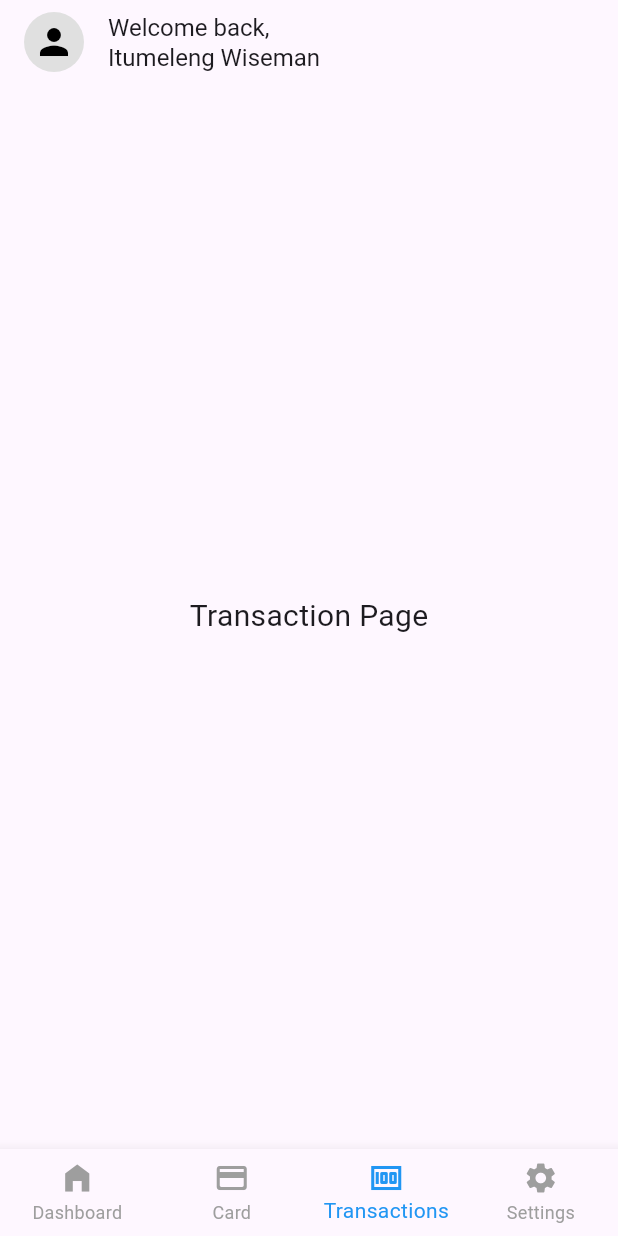
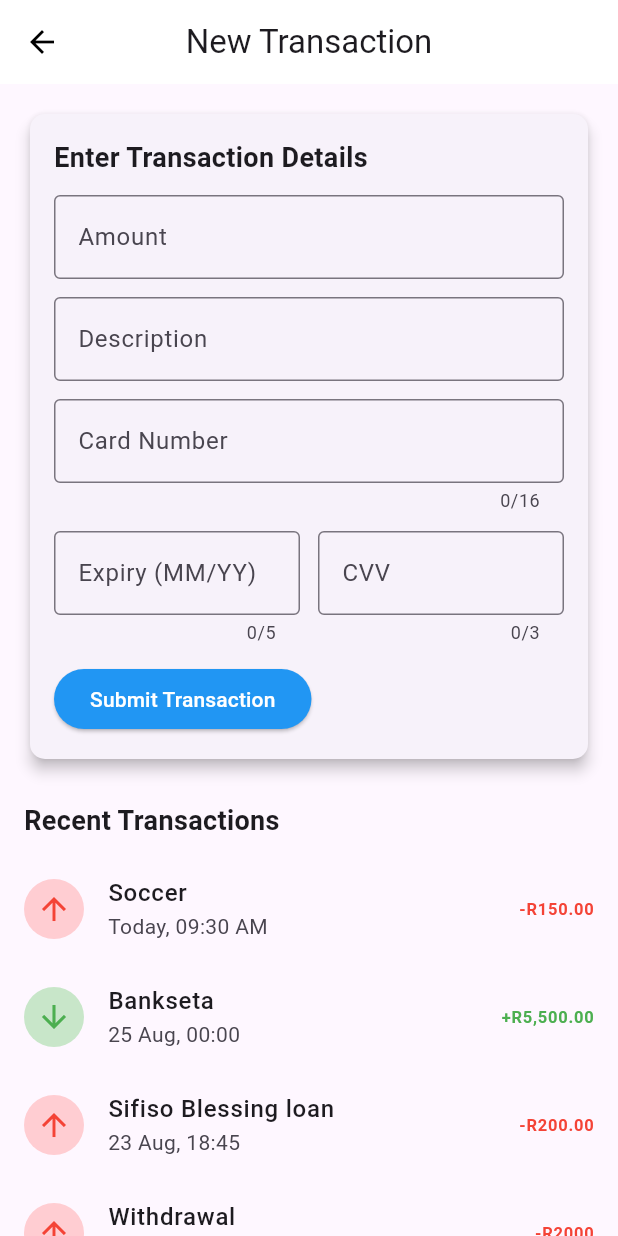
Before and after one commit to SifisoBlessingDuba/WiseBank-Frontend-, a Flutter app: the screen it shows after launch, item 3 of the bottom bar chosen, on a phone screen of 412 x 824 dp. Run offline on Flutter 3.47's test engine with Material 3 defaults, Android fonts, the phone set to English and light mode, and no system bars; our stand-ins replace flutter_dash.

Commit message:
work is done

```diff
--- a/lib/Profile.dart
+++ b/lib/Profile.dart
@@ -1,5 +1,6 @@
 import 'package:flutter/material.dart';
 import 'package:flutter_dash/flutter_dash.dart';
+import 'package:wisebank_frontend/notifications.dart';
 import 'personal-infomation.dart';
 import 'settings_page.dart';
 
@@ -81,7 +82,14 @@ class Profile extends StatelessWidget {
               context,
               icon: Icons.notifications,
               title: "Notifications",
-              onTap: () {},
+              onTap: () {
+                Navigator.push(
+                  context,
+                  MaterialPageRoute(
+                      builder: (context) => const NotificationsPage()),
+                );
+
+              },
             ),
             buildProfileCard(
               context,
--- a/lib/dashboard.dart
+++ b/lib/dashboard.dart
@@ -2,6 +2,7 @@ import 'package:flutter/material.dart';
 import 'Profile.dart';
 import 'settings_page.dart';
 import 'cards.dart';
+import 'transaction.dart';
 
 class Dashboard extends StatefulWidget {
   const Dashboard({super.key});
@@ -33,6 +34,12 @@ class _DashboardState extends State<Dashboard> {
       Navigator.push(
         context,
         MaterialPageRoute(builder: (context) => const CardsPage()),
+      );
+    }else if (index == 2) {
+      // Transactions tapped
+      Navigator.push(
+        context,
+        MaterialPageRoute(builder: (context) => const TransactionPage()),
       );
     }else{
       setState(() {
@@ -69,7 +76,7 @@ class _DashboardState extends State<Dashboard> {
       body: _pages[_selectedIndex],
       bottomNavigationBar: BottomNavigationBar(
         type: BottomNavigationBarType.fixed,
-        currentIndex: _selectedIndex > 2 ? 0 : _selectedIndex, // reset index for Settings/Profile
+        currentIndex: _selectedIndex > 1 ? 0 : _selectedIndex, // reset index for Settings/Profile
         onTap: _onItemTapped,
         selectedItemColor: Colors.blue,
         unselectedItemColor: Colors.grey,
@@ -226,12 +233,12 @@ class CardPage extends StatelessWidget {
   }
 }
 
-class TransactionPage extends StatelessWidget {
-  const TransactionPage({super.key});
-  @override
-  Widget build(BuildContext context) {
-    return const Center(
-      child: Text('Transaction Page', style: TextStyle(fontSize: 20)),
-    );
-  }
-}
+// class TransactionPage extends StatelessWidget {
+//   const TransactionPage({super.key});
+//   @override
+//   Widget build(BuildContext context) {
+//     return const Center(
+//       child: Text('Transaction Page', style: TextStyle(fontSize: 20)),
+//     );
+//   }
+// }
--- /dev/null
+++ b/lib/notifications.dart
@@ -0,0 +1,60 @@
+import 'package:flutter/material.dart';
+
+class NotificationsPage extends StatefulWidget {
+  const NotificationsPage({super.key});
+
+  @override
+  State<NotificationsPage> createState() => _NotificationsPageState();
+}
+
+class _NotificationsPageState extends State<NotificationsPage> {
+  // Sample notification data
+  final List<Map<String, dynamic>> notifications = [
+    {"id": 1, "message": "Your payment of R50 was successful.", "date": "28-Aug-2025 14:30", "read": false},
+    {"id": 2, "message": "New deposit of R2000 received.", "date": "27-Aug-2025 09:15", "read": true},
+    {"id": 3, "message": "Low balance alert: R10 remaining.", "date": "26-Aug-2025 18:45", "read": false},
+    {"id": 4, "message": "Bill payment of R120 completed.", "date": "25-Aug-2025 10:00", "read": true},
+    {"id": 5, "message": "Transfer to John Doe: R300.", "date": "24-Aug-2025 13:20", "read": false},
+    {"id": 6, "message": "Interest credited: R45.50.", "date": "23-Aug-2025 08:50", "read": true},
+    {"id": 7, "message": "New account statement available.", "date": "22-Aug-2025 16:10", "read": false},
+    {"id": 8, "message": "Withdrawal of R500 processed.", "date": "21-Aug-2025 11:30", "read": true},
+    {"id": 9, "message": "Account upgrade approved.", "date": "18-Aug-2025 15:25", "read": false},
+    {"id": 10, "message": "Transaction dispute filed.", "date": "16-Aug-2025 10:50", "read": true},
+    {"id": 11, "message": "Security alert detected.", "date": "14-Aug-2025 13:40", "read": false},
+    {"id": 12, "message": "Payment reminder: R75 due.", "date": "20-Jul-2025 14:00", "read": true},
+    {"id": 13, "message": "Deposit of R1500 confirmed.", "date": "19-Jul-2025 09:45", "read": false},
+    {"id": 14, "message": "Overdraft limit increased.", "date": "17-Jul-2025 12:15", "read": true},
+    {"id": 15, "message": "Loan payment due: R200.", "date": "15-Jul-2025 17:30", "read": false},
+  ];
+
+  @override
+  Widget build(BuildContext context) {
+    return Scaffold(
+      appBar: AppBar(
+        title: const Text('Notifications'),
+        centerTitle: true,
+      ),
+      body: Padding(
+        padding: const EdgeInsets.all(8.0),
+        child: ListView.builder(
+          itemCount: notifications.length,
+          itemBuilder: (context, index) {
+            final notification = notifications[index];
+            return Card(
+              color: notification["read"] ? Colors.grey[200] : Colors.white,
+              child: ListTile(
+                leading: Icon(
+                  Icons.notifications,
+                  color: notification["read"] ? Colors.grey : Colors.blue,
+                ),
+                title: Text(notification["message"]),
+                subtitle: Text(notification["date"]),
+                trailing: notification["read"] ? const Text("Read") : const Text("New"),
+              ),
+            );
+          },
+        ),
+      ),
+    );
+  }
+}
--- /dev/null
+++ b/lib/transaction.dart
@@ -0,0 +1,249 @@
+import 'package:flutter/material.dart';
+import 'package:intl/intl.dart';
+// Transaction model
+class Transaction {
+  final String title;
+  final String amount;
+  final String date;
+  final bool isIncome;
+
+  Transaction({
+    required this.title,
+    required this.amount,
+    required this.date,
+    required this.isIncome,
+  });
+}
+
+class TransactionPage extends StatefulWidget {
+  const TransactionPage({super.key});
+
+  @override
+  State<TransactionPage> createState() => _TransactionPageState();
+}
+
+class _TransactionPageState extends State<TransactionPage> {
+  final TextEditingController amountController = TextEditingController();
+  final TextEditingController descriptionController = TextEditingController();
+  final TextEditingController cardNumberController = TextEditingController();
+  final TextEditingController expiryController = TextEditingController();
+  final TextEditingController cvvController = TextEditingController();
+
+  // Store transactions here
+  List<Transaction> transactions = [
+    Transaction(
+        title: "Soccer",
+        amount: "-R150.00",
+        date: "Today, 09:30 AM",
+        isIncome: false),
+    Transaction(
+        title: "Bankseta",
+        amount: "+R5,500.00",
+        date: "25 Aug, 00:00",
+        isIncome: true),
+    Transaction(
+        title: "Sifiso Blessing loan",
+        amount: "-R200.00",
+        date: "23 Aug, 18:45",
+        isIncome: false),
+    Transaction(
+        title: "Withdrawal",
+        amount: "-R2000",
+        date: "21 Aug, 12:32",
+        isIncome: false),
+    Transaction(
+        title: "Salary Deposit",
+        amount: "+R8,500.00",
+        date: "1 Aug, 12:00",
+        isIncome: true),
+  ];
+
+  @override
+  Widget build(BuildContext context) {
+    return Scaffold(
+      appBar: AppBar(
+        title: Text("New Transaction"),
+        centerTitle: true,
+        backgroundColor: Colors.white,
+        leading: IconButton(
+          icon: Icon(Icons.arrow_back, color: Colors.black),
+          onPressed: () => Navigator.pop(context),
+        ),
+      ),
+      body: SingleChildScrollView(
+        padding: EdgeInsets.all(16.0),
+        child: Column(
+          crossAxisAlignment: CrossAxisAlignment.start,
+          children: <Widget>[
+            // Transaction Form
+            Card(
+              elevation: 4.0,
+              shape: RoundedRectangleBorder(
+                  borderRadius: BorderRadius.circular(10.0)),
+              child: Padding(
+                padding: EdgeInsets.all(16.0),
+                child: Column(
+                  crossAxisAlignment: CrossAxisAlignment.start,
+                  children: <Widget>[
+                    Text(
+                      "Enter Transaction Details",
+                      style: TextStyle(
+                          fontSize: 18.0, fontWeight: FontWeight.bold),
+                    ),
+                    SizedBox(height: 12.0),
+                    TextField(
+                      controller: amountController,
+                      decoration: InputDecoration(
+                        labelText: "Amount",
+                        border: OutlineInputBorder(),
+                        prefixText: "R ",
+                      ),
+                      keyboardType: TextInputType.number,
+                    ),
+                    SizedBox(height: 12.0),
+                    TextField(
+                      controller: descriptionController,
+                      decoration: InputDecoration(
+                        labelText: "Description",
+                        border: OutlineInputBorder(),
+                      ),
+                    ),
+                    SizedBox(height: 12.0),
+                    TextField(
+                      controller: cardNumberController,
+                      decoration: InputDecoration(
+                        labelText: "Card Number",
+                        border: OutlineInputBorder(),
+                      ),
+                      keyboardType: TextInputType.number,
+                      maxLength: 16,
+                    ),
+                    SizedBox(height: 12.0),
+                    Row(
+                      children: <Widget>[
+                        Expanded(
+                          child: TextField(
+                            controller: expiryController,
+                            decoration: InputDecoration(
+                              labelText: "Expiry (MM/YY)",
+                              border: OutlineInputBorder(),
+                            ),
+                            keyboardType: TextInputType.datetime,
+                            maxLength: 5,
+                          ),
+                        ),
+                        SizedBox(width: 12.0),
+                        Expanded(
+                          child: TextField(
+                            controller: cvvController,
+                            decoration: InputDecoration(
+                              labelText: "CVV",
+                              border: OutlineInputBorder(),
+                            ),
+                            keyboardType: TextInputType.number,
+                            maxLength: 3,
+                            obscureText: true,
+                          ),
+                        ),
+                      ],
+                    ),
+                    SizedBox(height: 12.0),
+                    ElevatedButton(
+                      onPressed: () {
+                        if (amountController.text.isNotEmpty &&
+                            descriptionController.text.isNotEmpty &&
+                            cardNumberController.text.isNotEmpty &&
+                            expiryController.text.isNotEmpty &&
+                            cvvController.text.isNotEmpty) {
+
+                          final now = DateTime.now();
+                          final formattedDate = DateFormat("dd MMM, HH:mm").format(now);
+
+
+                          final newTransaction = Transaction(
+                            title: descriptionController.text,
+                            amount: "R${amountController.text}",
+                            date: formattedDate,
+                            isIncome: !amountController.text.startsWith("-"),
+                          );
+
+                          setState(() {
+                            transactions.insert(0, newTransaction);
+                          });
+
+                          ScaffoldMessenger.of(context).showSnackBar(
+                            SnackBar(
+                              content: Text(
+                                "Transaction of R${amountController.text} for ${descriptionController.text} submitted!",
+                              ),
+                            ),
+                          );
+
+                          // Clear inputs
+                          amountController.clear();
+                          descriptionController.clear();
+                          cardNumberController.clear();
+                          expiryController.clear();
+                          cvvController.clear();
+                        } else {
+                          ScaffoldMessenger.of(context).showSnackBar(
+                            SnackBar(
+                              content: Text("Please fill in all fields"),
+                            ),
+                          );
+                        }
+                      },
+                      style: ElevatedButton.styleFrom(
+                        backgroundColor: Colors.blue,
+                        foregroundColor: Colors.white,
+                      ),
+                      child: Text("Submit Transaction"),
+                    ),
+                  ],
+                ),
+              ),
+            ),
+            SizedBox(height: 24.0),
+            // Transaction History
+            Text(
+              "Recent Transactions",
+              style: TextStyle(fontSize: 18.0, fontWeight: FontWeight.bold),
+            ),
+            SizedBox(height: 10.0),
+
+            // Build transactions dynamically
+            Column(
+              children: transactions
+                  .map((tx) => _transactionTile(
+                  tx.title, tx.amount, tx.date, tx.isIncome))
+                  .toList(),
+            ),
+          ],
+        ),
+      ),
+    );
+  }
+
+  Widget _transactionTile(
+      String title, String amount, String date, bool isIncome) {
+    return ListTile(
+      contentPadding: EdgeInsets.zero,
+      leading: CircleAvatar(
+        backgroundColor: isIncome ? Colors.green[100] : Colors.red[100],
+        child: Icon(
+          isIncome ? Icons.arrow_downward : Icons.arrow_upward,
+          color: isIncome ? Colors.green : Colors.red,
+        ),
+      ),
+      title: Text(title, style: TextStyle(fontWeight: FontWeight.w500)),
+      subtitle: Text(date),
+      trailing: Text(
+        amount,
+        style: TextStyle(
+          color: isIncome ? Colors.green : Colors.red,
+          fontWeight: FontWeight.bold,
+        ),
+      ),
+    );
+  }
+}
--- a/pubspec.yaml
+++ b/pubspec.yaml
@@ -15,6 +15,8 @@ dependencies:
   cupertino_icons: ^1.0.8
   flutter_native_splash: ^2.2.18
   flutter_dash: ^1.0.0
+  intl:  ^0.19.0
+
 
 dev_dependencies:
   flutter_test:
```
Also changed, not shown: pubspec.lock.
